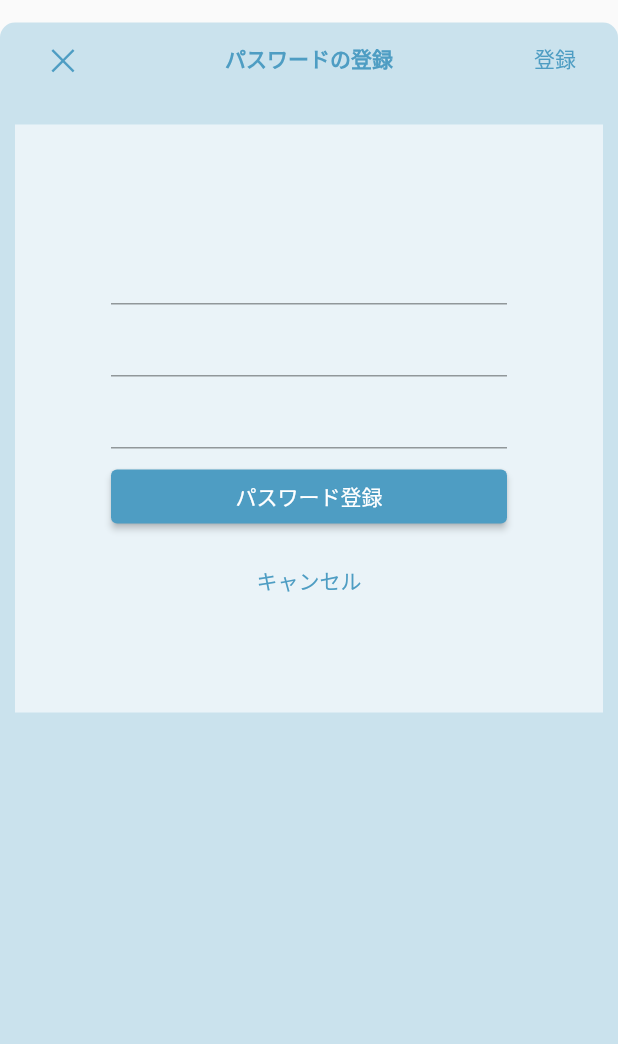
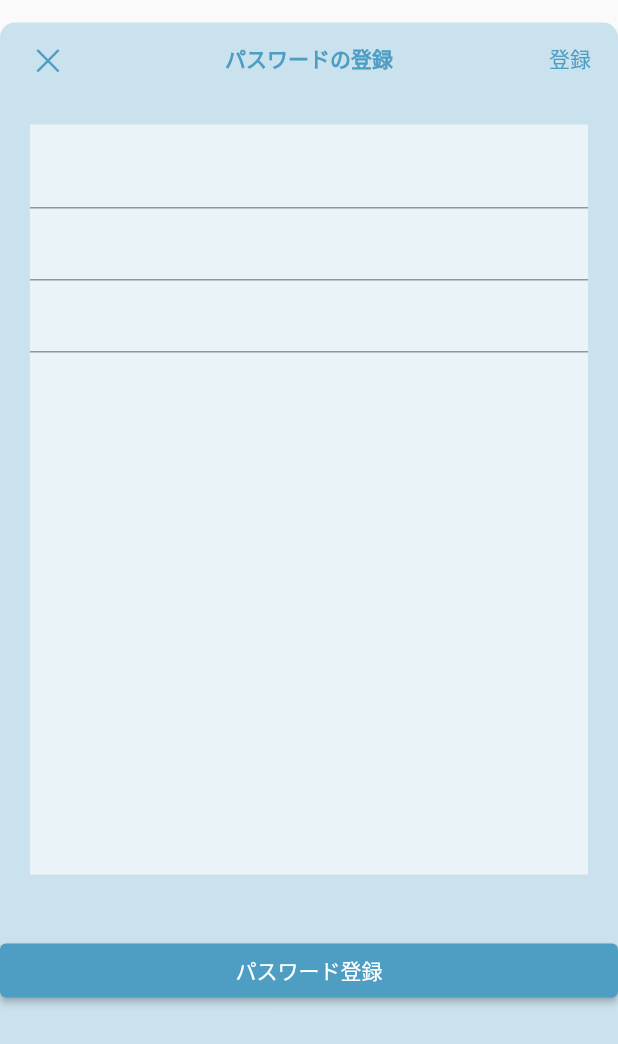
Before and after one commit to ten-revengineer/PasswordManagerApp, a Flutter app: the AccountRegist widget shown alone on an empty page, opened directly, on a phone screen of 412 x 824 dp. Shown: the top 1044 px of the screen. Run offline on Flutter 3.47's test engine with Material 2 defaults, Android fonts, the phone set to English and light mode, and no system bars.

Commit message:
feat:Support for the following three points - Use SingleChildScrollView to enable column scrolling - Removing the Cancel button - Change the position of the Register button

```diff
--- a/lib/account_regist.dart
+++ b/lib/account_regist.dart
@@ -19,7 +19,6 @@ class _AccountRegistState extends State<AccountRegist> {
   @override
   Widget build(BuildContext context) {
     return Container(
-        padding: const EdgeInsets.symmetric(horizontal: 10),
         height: double.infinity,
         decoration: const BoxDecoration(
           color: Color(0xFFCAE2ED),
@@ -51,10 +50,10 @@ class _AccountRegistState extends State<AccountRegist> {
             ),
           ]),
           Container(
-              margin: const EdgeInsets.only(top: 20),
+              margin: const EdgeInsets.only(top: 20, left: 20, right: 20, bottom: 40),
+              height: 500,
               color: customSwatch[50],
-              // 余白を付ける
-              padding: const EdgeInsets.all(64),
+              child: SingleChildScrollView(
               child: Column(
                   mainAxisAlignment: MainAxisAlignment.center,
                   children: <Widget>[
@@ -86,7 +85,12 @@ class _AccountRegistState extends State<AccountRegist> {
                     ),
 
                     const SizedBox(height: 8),
-                    SizedBox(
+                  ]
+                )
+            )),
+          Align(
+            alignment: Alignment.bottomCenter,
+            child: SizedBox(
               // 横幅いっぱいに広げる
               width: double.infinity,
               // リスト追加ボタン
@@ -99,22 +103,10 @@ class _AccountRegistState extends State<AccountRegist> {
                 child: const Text('パスワード登録',
                     style: TextStyle(color: Colors.white)),
               ),
+            )
           ),
-                    const SizedBox(height: 8),
-                    SizedBox(
-                      // 横幅いっぱいに広げる
-                      width: double.infinity,
-                      // キャンセルボタン
-                      child: TextButton(
-                        // ボタンをクリックした時の処理
-                        onPressed: () {
-                          // "pop"で前の画面に戻る
-                          Navigator.of(context).pop();
-                        },
-                        child: const Text('キャンセル'),
-                      ),
-                    ),
-                  ]))
-        ]));
+        ]
+      )
+    );
   }
 }
```
Lines whose indentation alone changed are shown as unchanged.
